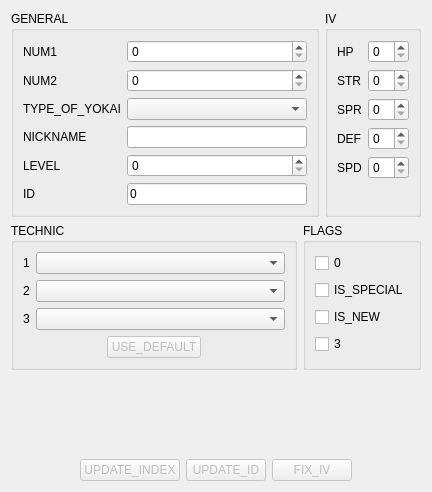
The window that src/ui/youkaitabform.ui (Orionsilver/Yo-kai_Editor_B2) describes before a commit, drawn with Qt 5.
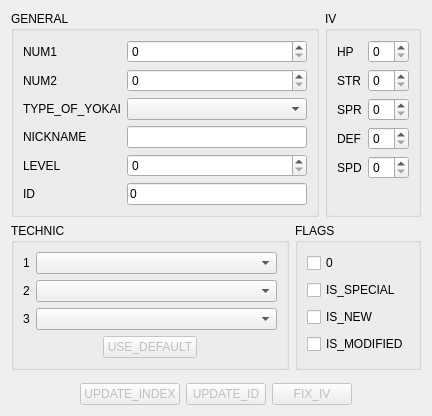
The same window after the commit.

Diff of the .ui file:
```diff
--- a/src/ui/youkaitabform.ui
+++ b/src/ui/youkaitabform.ui
@@ -322,7 +322,7 @@
           <item>
            <widget class="QCheckBox" name="flag7CB">
             <property name="text">
-             <string>3</string>
+             <string>IS_MODIFIED</string>
             </property>
            </widget>
           </item>
@@ -338,12 +338,6 @@
      <property name="orientation">
       <enum>Qt::Vertical</enum>
      </property>
-     <property name="sizeHint" stdset="0">
-      <size>
-       <width>20</width>
-       <height>83</height>
-      </size>
-     </property>
     </spacer>
    </item>
    <item>
```
